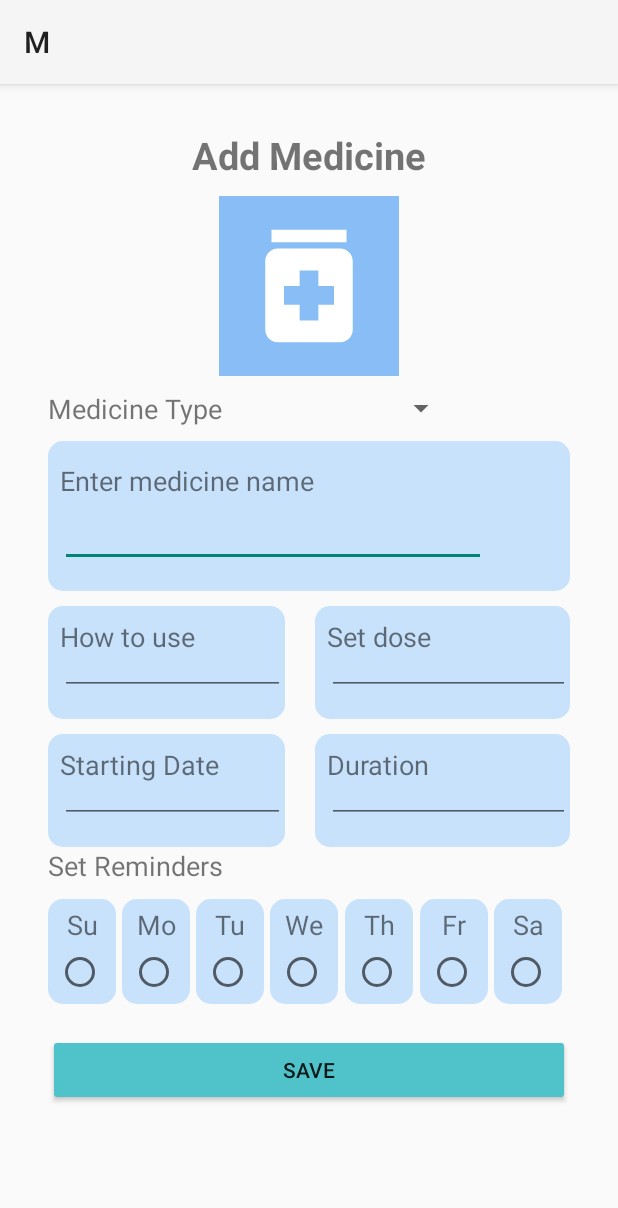
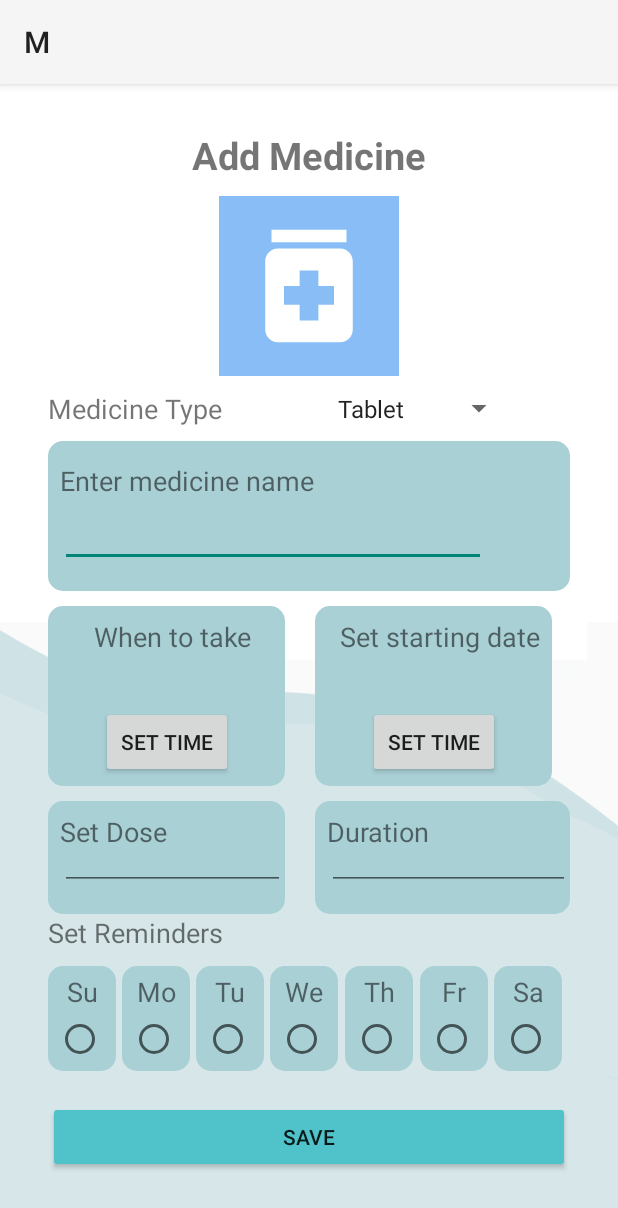
Before and after one commit to samiaCode/HealthApp, an Android app: the MedicineAddEditActivity screen opened directly, with no data from a screen before it, on a phone screen of 412 x 824 dp. Shown: the top 1208 px of the screen. Run offline under Robolectric (Android 15) with nearby library versions, the phone set to English and light mode, and no system bars.

Commit message:
Changing Design and creating time and date dialogs

```diff
--- a/app/src/main/AndroidManifest.xml
+++ b/app/src/main/AndroidManifest.xml
@@ -28,6 +28,7 @@
         <activity
             android:name=".LoginActivity"
             android:exported="false" />
+
         <activity
             android:name=".SignupActivity"
             android:exported="false" />
--- a/app/src/main/java/com/example/m/MedicineAddEditActivity.java
+++ b/app/src/main/java/com/example/m/MedicineAddEditActivity.java
@@ -2,13 +2,60 @@ package com.example.m;
 
 import androidx.appcompat.app.AppCompatActivity;
 
+import android.app.DatePickerDialog;
+import android.app.TimePickerDialog;
 import android.os.Bundle;
+import android.view.View;
+import android.widget.Button;
+import android.widget.DatePicker;
+import android.widget.TextView;
+import android.widget.TimePicker;
+
+import java.nio.FloatBuffer;
 
 public class MedicineAddEditActivity extends AppCompatActivity {
 
+    private TextView timeTV, dateTV;
+    private Button timeBTN, dateBTN;
     @Override
     protected void onCreate(Bundle savedInstanceState) {
         super.onCreate(savedInstanceState);
         setContentView(R.layout.activity_medicine_add_edit);
+
+        timeTV = (TextView) findViewById(R.id.timeTv);
+        timeBTN = (Button) findViewById(R.id.setTimeBTN);
+        dateTV = (TextView) findViewById(R.id.dateTv);
+        dateBTN = (Button) findViewById(R.id.setDateBTN);
+        timeBTN.setOnClickListener(new View.OnClickListener() {
+            @Override
+            public void onClick(View v) {
+                openTimeDialog();
+            }
+        });
+
+        dateBTN.setOnClickListener(new View.OnClickListener() {
+            @Override
+            public void onClick(View v) {
+                openDateDialog();
+            }
+        });
+    }
+    private void openTimeDialog(){
+        TimePickerDialog timeDial = new TimePickerDialog(this, new TimePickerDialog.OnTimeSetListener() {
+            @Override
+            public void onTimeSet(TimePicker view, int hourOfDay, int minute) {
+                timeTV.setText(String.valueOf(hourOfDay)+":"+String.valueOf(minute));
+            }
+        }, 11, 00, false);
+        timeDial.show();
+    }
+    private void openDateDialog(){
+        DatePickerDialog dateDial = new DatePickerDialog(this, new DatePickerDialog.OnDateSetListener() {
+            @Override
+            public void onDateSet(DatePicker view, int year, int month, int dayOfMonth) {
+                dateTV.setText(String.valueOf(year)+"-"+String.valueOf(month)+"-"+String.valueOf(dayOfMonth));
+            }
+        }, 2024, 2, 1);
+        dateDial.show();
     }
 }
--- a/app/src/main/java/com/example/m/mainscreen.java
+++ b/app/src/main/java/com/example/m/mainscreen.java
@@ -12,7 +12,7 @@ import android.widget.ViewFlipper;
 
 public class mainscreen extends AppCompatActivity {
 
-    CardView imagesCard;
+    CardView imagesCard,imagesCard2;
     ViewFlipper flipper;
 
     @Override
@@ -21,7 +21,7 @@ public class mainscreen extends AppCompatActivity {
         setContentView(R.layout.activity_mainscreen);
 
         imagesCard = findViewById(R.id.imageCard);
-        imagesCard = findViewById(R.id.audioCard);
+        imagesCard2 = findViewById(R.id.audioCard);
         imagesCard.setOnClickListener(new View.OnClickListener() {
             @Override
             public void onClick(View view) {
@@ -29,7 +29,7 @@ public class mainscreen extends AppCompatActivity {
                 startActivity(intent);
             }
         });
-        imagesCard.setOnClickListener(new View.OnClickListener() {
+        imagesCard2.setOnClickListener(new View.OnClickListener() {
             @Override
             public void onClick(View view) {
                 Intent intent = new Intent(mainscreen.this, HabitsTracker.class);
--- a/app/src/main/res/drawable/info_box_shape.xml
+++ b/app/src/main/res/drawable/info_box_shape.xml
@@ -3,7 +3,7 @@
 <item>
     <shape android:shape="rectangle">
         <corners android:radius="10dp"/>
-        <solid android:color="#9CA9D3FD"/>
+        <solid android:color="#A9D0D5"/>
     </shape>
 </item>
 
--- a/app/src/main/res/layout/activity_medicine.xml
+++ b/app/src/main/res/layout/activity_medicine.xml
@@ -4,6 +4,7 @@
     xmlns:tools="http://schemas.android.com/tools"
     android:layout_width="match_parent"
     android:layout_height="match_parent"
+    android:background="@drawable/designs"
     tools:context=".MedicineActivity">
 
 
@@ -24,15 +25,13 @@
         android:id="@+id/addMedFBTN"
         android:layout_width="wrap_content"
         android:layout_height="wrap_content"
+        android:layout_marginEnd="20dp"
+        android:layout_marginBottom="20dp"
+        android:backgroundTint="@color/blue"
+        android:src="@drawable/ic_add"
         app:layout_constraintBottom_toBottomOf="parent"
         app:layout_constraintEnd_toEndOf="parent"
-        android:layout_marginEnd="20dp"
-        android:layout_marginBottom="20dp"
-        android:src="@drawable/ic_add"
-        android:backgroundTint="@color/purple_200"
-        app:rippleColor="@color/white"
-        />
-
+        app:rippleColor="@color/white" />
 
 
 </androidx.constraintlayout.widget.ConstraintLayout>
--- a/app/src/main/res/layout/activity_medicine_add_edit.xml
+++ b/app/src/main/res/layout/activity_medicine_add_edit.xml
@@ -4,7 +4,8 @@
     xmlns:tools="http://schemas.android.com/tools"
     android:layout_width="match_parent"
     android:layout_height="match_parent"
-    tools:context=".MedicineAddEditActivity">
+    tools:context=".MedicineAddEditActivity"
+    android:background="@drawable/designs">
 
     <ScrollView
         android:layout_width="match_parent"
@@ -85,7 +86,8 @@
                         app:layout_constraintBottom_toBottomOf="parent"
                         app:layout_constraintEnd_toEndOf="parent"
                         app:layout_constraintStart_toEndOf="@+id/textView"
-                        app:layout_constraintTop_toTopOf="parent" />
+                        app:layout_constraintTop_toTopOf="parent"
+                        android:entries="@array/medicine_type"/>
                 </androidx.constraintlayout.widget.ConstraintLayout>
 
 
@@ -133,23 +135,24 @@
 
             <LinearLayout
                 android:layout_width="match_parent"
-                android:layout_height="match_parent"
+                android:layout_height="wrap_content"
                 android:orientation="horizontal"
                 android:layout_marginTop="10dp">
 
                 <androidx.constraintlayout.widget.ConstraintLayout
                     android:layout_width="200dp"
-                    android:layout_height="match_parent">
+                    android:layout_height="120dp">
+
                     <androidx.constraintlayout.widget.ConstraintLayout
                         android:layout_width="match_parent"
-                        android:layout_height="75dp"
+                        android:layout_height="match_parent"
                         android:layout_marginStart="32dp"
                         android:layout_marginEnd="10dp"
+                        android:background="@drawable/info_box_shape"
                         app:layout_constraintBottom_toBottomOf="parent"
                         app:layout_constraintEnd_toEndOf="parent"
                         app:layout_constraintStart_toStartOf="parent"
-                        app:layout_constraintTop_toTopOf="parent"
-                        android:background="@drawable/info_box_shape">
+                        app:layout_constraintTop_toTopOf="parent">
 
                         <TextView
                             android:id="@+id/textView32"
@@ -157,31 +160,47 @@
                             android:layout_height="wrap_content"
                             android:layout_marginStart="8dp"
                             android:layout_marginTop="8dp"
-                            android:text="How to use"
+                            android:text="When to take"
+                            android:textSize="18dp"
+                            app:layout_constraintEnd_toEndOf="parent"
                             app:layout_constraintStart_toStartOf="parent"
                             app:layout_constraintTop_toTopOf="parent"
-                            android:textSize="18dp"/>
+                            />
 
-                        <EditText
-                            android:id="@+id/editTextText2"
-                            android:layout_width="match_parent"
-                            android:layout_height="40dp"
-                            android:layout_marginStart="8dp"
+                        <TextView
+                            android:id="@+id/timeTv"
+                            android:layout_width="wrap_content"
+                            android:layout_height="wrap_content"
                             android:layout_marginBottom="16dp"
-                            android:ems="10"
-                            android:inputType="text"
+                            android:textSize="18dp"
+                            android:visibility="visible"
+                            app:layout_constraintBottom_toTopOf="@+id/setTimeBTN"
+                            app:layout_constraintEnd_toEndOf="parent"
+                            app:layout_constraintStart_toStartOf="parent"
+                            app:layout_constraintTop_toBottomOf="@+id/textView32"
+                            android:layout_marginTop="10dp"/>
+
+                        <Button
+                            android:id="@+id/setTimeBTN"
+                            android:layout_width="wrap_content"
+                            android:layout_height="wrap_content"
+                            android:layout_marginBottom="5dp"
+                            android:text="Set Time"
                             app:layout_constraintBottom_toBottomOf="parent"
-                            app:layout_constraintStart_toStartOf="parent" />
+                            app:layout_constraintEnd_toEndOf="parent"
+                            app:layout_constraintStart_toStartOf="parent"
+
+                             />
                     </androidx.constraintlayout.widget.ConstraintLayout>
 
                 </androidx.constraintlayout.widget.ConstraintLayout>
 
                 <androidx.constraintlayout.widget.ConstraintLayout
-                    android:layout_width="wrap_content"
-                    android:layout_height="match_parent">
+                    android:layout_width="200dp"
+                    android:layout_height="120dp">
                     <androidx.constraintlayout.widget.ConstraintLayout
                         android:layout_width="match_parent"
-                        android:layout_height="75dp"
+                        android:layout_height="match_parent"
                         android:layout_marginStart="10dp"
                         android:layout_marginEnd="32dp"
                         app:layout_constraintBottom_toBottomOf="parent"
@@ -196,21 +215,37 @@
                             android:layout_height="wrap_content"
                             android:layout_marginStart="8dp"
                             android:layout_marginTop="8dp"
-                            android:text="Set dose"
+                            android:text="Set starting date"
+                            app:layout_constraintEnd_toEndOf="parent"
                             app:layout_constraintStart_toStartOf="parent"
                             app:layout_constraintTop_toTopOf="parent"
                             android:textSize="18dp"/>
 
-                        <EditText
-                            android:id="@+id/editTextText4"
-                            android:layout_width="match_parent"
-                            android:layout_height="40dp"
-                            android:layout_marginStart="8dp"
+                        <TextView
+                            android:id="@+id/dateTv"
+                            android:layout_width="wrap_content"
+                            android:layout_height="wrap_content"
                             android:layout_marginBottom="16dp"
-                            android:ems="10"
-                            android:inputType="text"
+                            android:textSize="18dp"
+                            android:visibility="visible"
+                            app:layout_constraintBottom_toTopOf="@+id/setDateBTN"
+                            app:layout_constraintEnd_toEndOf="parent"
+                            app:layout_constraintStart_toStartOf="parent"
+                            app:layout_constraintTop_toBottomOf="@+id/textView4"
+                            android:layout_marginTop="10dp"/>
+                        <Button
+                            android:id="@+id/setDateBTN"
+                            android:layout_width="wrap_content"
+                            android:layout_height="wrap_content"
+                            android:layout_marginBottom="5dp"
+                            android:text="Set Time"
                             app:layout_constraintBottom_toBottomOf="parent"
-                            app:layout_constraintStart_toStartOf="parent" />
+                            app:layout_constraintEnd_toEndOf="parent"
+                            app:layout_constraintStart_toStartOf="parent"
+
+                            />
+
+
                     </androidx.constraintlayout.widget.ConstraintLayout>
 
                 </androidx.constraintlayout.widget.ConstraintLayout>
@@ -241,7 +276,7 @@
                             android:layout_height="wrap_content"
                             android:layout_marginStart="8dp"
                             android:layout_marginTop="8dp"
-                            android:text="Starting Date"
+                            android:text="Set Dose"
                             app:layout_constraintStart_toStartOf="parent"
                             app:layout_constraintTop_toTopOf="parent"
                             android:textSize="18dp"/>
--- a/app/src/main/res/layout/medicine_row_layout.xml
+++ b/app/src/main/res/layout/medicine_row_layout.xml
@@ -12,7 +12,7 @@
         app:layout_constraintEnd_toEndOf="parent"
         app:layout_constraintStart_toStartOf="parent"
         app:layout_constraintTop_toTopOf="parent"
-        app:cardBackgroundColor="@color/blue"
+        app:cardBackgroundColor="#A9D0D5"
         app:cardCornerRadius="20dp"
         app:cardElevation="8dp"
         android:layout_marginTop="15dp"
--- a/app/src/main/res/layout/todo_task.xml
+++ b/app/src/main/res/layout/todo_task.xml
@@ -1,4 +1,3 @@
-<?xml version="1.0" encoding="utf-8"?>
 <?xml version="1.0" encoding="utf-8"?>
 <LinearLayout xmlns:android="http://schemas.android.com/apk/res/android"
     android:layout_width="match_parent"
--- a/app/src/main/res/values/strings.xml
+++ b/app/src/main/res/values/strings.xml
@@ -13,4 +13,13 @@
     <string name="desc_three">A habit health tracker is essential for individuals looking to improve the overall well-being by monitoring and managing their habits effectively. </string>
     <string name="desc_fourth">Regularly reviewing health progress allows individuals to assess whether they are making progress toward their health goals. </string>
 
+    <string-array name="medicine_type">
+        <item>Tablet</item>
+        <item>Drops</item>
+        <item>Liquid</item>
+        <item>Injection</item>
+        <item>Lotion</item>
+    </string-array>
+
+
 </resources>
```
